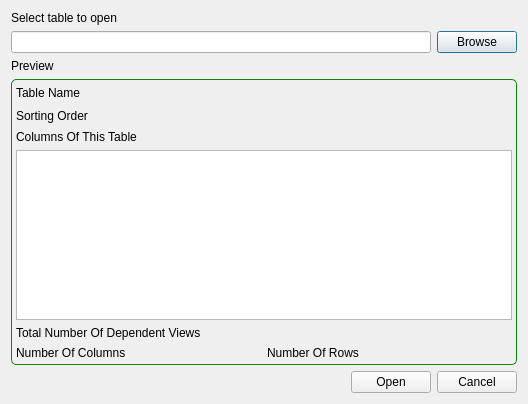
keshav-sahu7/TableKM, file src/OpenTableDialog.ui: the form before one commit.
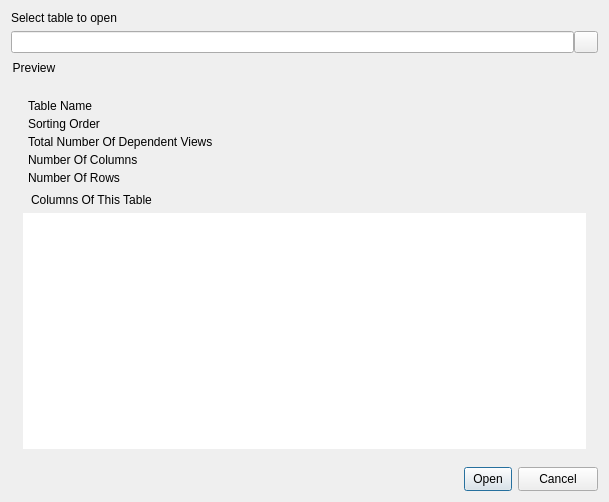
The form after the commit. Icons and pictures are not drawn.

What changed in the file:
```diff
--- a/src/OpenTableDialog.ui
+++ b/src/OpenTableDialog.ui
@@ -6,8 +6,8 @@
    <rect>
     <x>0</x>
     <y>0</y>
-    <width>528</width>
-    <height>404</height>
+    <width>609</width>
+    <height>502</height>
    </rect>
   </property>
   <property name="windowTitle">
@@ -17,6 +17,9 @@
    <iconset resource="resource.qrc">
     <normaloff>:/icons/table.png</normaloff>:/icons/table.png</iconset>
   </property>
+  <property name="styleSheet">
+   <string notr="true"/>
+  </property>
   <layout class="QVBoxLayout" name="verticalLayout_2">
    <item>
     <widget class="QLabel" name="_ignore_label_2">
@@ -27,168 +30,339 @@
    </item>
    <item>
     <layout class="QHBoxLayout" name="_ignore_horizontal_layout_3">
+     <property name="spacing">
+      <number>0</number>
+     </property>
      <item>
-      <widget class="QLineEdit" name="le_file_path"/>
+      <widget class="QLineEdit" name="le_file_path">
+       <property name="styleSheet">
+        <string notr="true"/>
+       </property>
+       <property name="-style-id" stdset="0">
+        <string>browse-edit</string>
+       </property>
+      </widget>
      </item>
      <item>
-      <widget class="QPushButton" name="btn_browse">
+      <widget class="QToolButton" name="btn_browse">
+       <property name="sizePolicy">
+        <sizepolicy hsizetype="Maximum" vsizetype="Ignored">
+         <horstretch>0</horstretch>
+         <verstretch>0</verstretch>
+        </sizepolicy>
+       </property>
        <property name="text">
-        <string>Browse</string>
+        <string/>
+       </property>
+       <property name="icon">
+        <iconset resource="resource.qrc">
+         <normaloff>:/icons/dark/browse.png</normaloff>:/icons/dark/browse.png</iconset>
+       </property>
+       <property name="-style-id" stdset="0">
+        <string>browse-btn</string>
        </property>
       </widget>
      </item>
     </layout>
    </item>
    <item>
-    <widget class="QLabel" name="_ignore_label_7">
-     <property name="text">
-      <string>Preview</string>
-     </property>
-    </widget>
-   </item>
-   <item>
-    <widget class="QFrame" name="_ignore_frame">
+    <widget class="QGroupBox" name="_ignore_group_box">
      <property name="styleSheet">
-      <string notr="true">#_ignore_frame{
-	border : 1px solid rgb(11, 134, 9);
-	border-radius : 5px
+      <string notr="true">#_ignore_group_box
+{
+     border-radius: 0px;
 }</string>
      </property>
+     <property name="title">
+      <string>Preview</string>
+     </property>
      <layout class="QVBoxLayout" name="verticalLayout">
-      <property name="leftMargin">
-       <number>4</number>
-      </property>
-      <property name="topMargin">
-       <number>4</number>
-      </property>
-      <property name="rightMargin">
-       <number>4</number>
-      </property>
-      <property name="bottomMargin">
-       <number>4</number>
-      </property>
       <item>
-       <layout class="QFormLayout" name="_ignore_form_layout">
-        <property name="labelAlignment">
-         <set>Qt::AlignLeading|Qt::AlignLeft|Qt::AlignVCenter</set>
+       <widget class="QWidget" name="_ignore_widget" native="true">
+        <property name="sizePolicy">
+         <sizepolicy hsizetype="Minimum" vsizetype="Preferred">
+          <horstretch>0</horstretch>
+          <verstretch>0</verstretch>
+         </sizepolicy>
         </property>
-        <property name="formAlignment">
-         <set>Qt::AlignLeading|Qt::AlignLeft|Qt::AlignVCenter</set>
+        <property name="styleSheet">
+         <string notr="true">QLabel { padding: 2px;}</string>
         </property>
-        <item row="0" column="1">
-         <widget class="QLabel" name="lb_table_name">
-          <property name="font">
-           <font>
-            <pointsize>11</pointsize>
-            <bold>false</bold>
-            <underline>true</underline>
-           </font>
-          </property>
-          <property name="styleSheet">
-           <string notr="true">color : green</string>
-          </property>
-          <property name="text">
-           <string/>
-          </property>
-          <property name="wordWrap">
-           <bool>true</bool>
-          </property>
-         </widget>
-        </item>
-        <item row="1" column="0">
-         <widget class="QLabel" name="_ignore_label_8">
-          <property name="text">
-           <string>Sorting Order  </string>
-          </property>
-         </widget>
-        </item>
-        <item row="1" column="1">
-         <widget class="QLabel" name="lb_sorting_order">
-          <property name="font">
-           <font>
-            <pointsize>11</pointsize>
-            <underline>true</underline>
-           </font>
-          </property>
-          <property name="styleSheet">
-           <string notr="true">color : green</string>
-          </property>
-          <property name="text">
-           <string/>
-          </property>
-          <property name="textFormat">
-           <enum>Qt::RichText</enum>
-          </property>
-         </widget>
-        </item>
-        <item row="0" column="0">
-         <widget class="QLabel" name="_ignore_label">
-          <property name="text">
-           <string>Table Name </string>
-          </property>
-         </widget>
-        </item>
-       </layout>
+        <layout class="QGridLayout" name="gridLayout">
+         <property name="leftMargin">
+          <number>0</number>
+         </property>
+         <property name="rightMargin">
+          <number>0</number>
+         </property>
+         <property name="bottomMargin">
+          <number>0</number>
+         </property>
+         <property name="spacing">
+          <number>0</number>
+         </property>
+         <item row="2" column="0">
+          <widget class="QLabel" name="_ignore_label_5">
+           <property name="sizePolicy">
+            <sizepolicy hsizetype="Preferred" vsizetype="Fixed">
+             <horstretch>0</horstretch>
+             <verstretch>0</verstretch>
+            </sizepolicy>
+           </property>
+           <property name="text">
+            <string>Total Number Of Dependent Views</string>
+           </property>
+           <property name="textFormat">
+            <enum>Qt::PlainText</enum>
+           </property>
+           <property name="-style-draw-grid-line" stdset="0">
+            <bool>true</bool>
+           </property>
+          </widget>
+         </item>
+         <item row="3" column="0">
+          <widget class="QLabel" name="_ignore_label_3">
+           <property name="sizePolicy">
+            <sizepolicy hsizetype="Preferred" vsizetype="Fixed">
+             <horstretch>0</horstretch>
+             <verstretch>0</verstretch>
+            </sizepolicy>
+           </property>
+           <property name="text">
+            <string>Number Of Columns</string>
+           </property>
+           <property name="textFormat">
+            <enum>Qt::PlainText</enum>
+           </property>
+           <property name="-style-draw-grid-line" stdset="0">
+            <bool>true</bool>
+           </property>
+          </widget>
+         </item>
+         <item row="3" column="1">
+          <widget class="QLabel" name="lb_column_count">
+           <property name="sizePolicy">
+            <sizepolicy hsizetype="Preferred" vsizetype="Fixed">
+             <horstretch>0</horstretch>
+             <verstretch>0</verstretch>
+            </sizepolicy>
+           </property>
+           <property name="text">
+            <string/>
+           </property>
+           <property name="textFormat">
+            <enum>Qt::PlainText</enum>
+           </property>
+           <property name="-style-grid-last-column" stdset="0">
+            <bool>true</bool>
+           </property>
+           <property name="-style-draw-grid-line" stdset="0">
+            <bool>true</bool>
+           </property>
+          </widget>
+         </item>
+         <item row="0" column="0">
+          <widget class="QLabel" name="_ignore_label">
+           <property name="sizePolicy">
+            <sizepolicy hsizetype="Preferred" vsizetype="Fixed">
+             <horstretch>0</horstretch>
+             <verstretch>0</verstretch>
+            </sizepolicy>
+           </property>
+           <property name="text">
+            <string>Table Name</string>
+           </property>
+           <property name="textFormat">
+            <enum>Qt::PlainText</enum>
+           </property>
+           <property name="-style-grid-first-row" stdset="0">
+            <bool>true</bool>
+           </property>
+           <property name="-style-draw-grid-line" stdset="0">
+            <bool>true</bool>
+           </property>
+          </widget>
+         </item>
+         <item row="4" column="0">
+          <widget class="QLabel" name="_ignore_label_4">
+           <property name="sizePolicy">
+            <sizepolicy hsizetype="Preferred" vsizetype="Fixed">
+             <horstretch>0</horstretch>
+             <verstretch>0</verstretch>
+            </sizepolicy>
+           </property>
+           <property name="text">
+            <string>Number Of Rows</string>
+           </property>
+           <property name="textFormat">
+            <enum>Qt::PlainText</enum>
+           </property>
+           <property name="-style-draw-grid-line" stdset="0">
+            <bool>true</bool>
+           </property>
+          </widget>
+         </item>
+         <item row="0" column="1">
+          <widget class="QLabel" name="lb_table_name">
+           <property name="sizePolicy">
+            <sizepolicy hsizetype="Preferred" vsizetype="Fixed">
+             <horstretch>0</horstretch>
+             <verstretch>0</verstretch>
+            </sizepolicy>
+           </property>
+           <property name="text">
+            <string/>
+           </property>
+           <property name="textFormat">
+            <enum>Qt::PlainText</enum>
+           </property>
+           <property name="wordWrap">
+            <bool>true</bool>
+           </property>
+           <property name="-style-grid-first-row" stdset="0">
+            <bool>true</bool>
+           </property>
+           <property name="-style-grid-last-column" stdset="0">
+            <bool>true</bool>
+           </property>
+           <property name="-style-draw-grid-line" stdset="0">
+            <bool>true</bool>
+           </property>
+          </widget>
+         </item>
+         <item row="1" column="0">
+          <widget class="QLabel" name="_ignore_label_8">
+           <property name="sizePolicy">
+            <sizepolicy hsizetype="Preferred" vsizetype="Fixed">
+             <horstretch>0</horstretch>
+             <verstretch>0</verstretch>
+            </sizepolicy>
+           </property>
+           <property name="text">
+            <string>Sorting Order  </string>
+           </property>
+           <property name="textFormat">
+            <enum>Qt::PlainText</enum>
+           </property>
+           <property name="-style-draw-grid-line" stdset="0">
+            <bool>true</bool>
+           </property>
+          </widget>
+         </item>
+         <item row="4" column="1">
+          <widget class="QLabel" name="lb_row_count">
+           <property name="sizePolicy">
+            <sizepolicy hsizetype="Preferred" vsizetype="Fixed">
+             <horstretch>0</horstretch>
+             <verstretch>0</verstretch>
+            </sizepolicy>
+           </property>
+           <property name="text">
+            <string/>
+           </property>
+           <property name="textFormat">
+            <enum>Qt::PlainText</enum>
+           </property>
+           <property name="-style-grid-last-column" stdset="0">
+            <bool>true</bool>
+           </property>
+           <property name="-style-draw-grid-line" stdset="0">
+            <bool>true</bool>
+           </property>
+          </widget>
+         </item>
+         <item row="2" column="1">
+          <widget class="QLabel" name="lb_view_count">
+           <property name="sizePolicy">
+            <sizepolicy hsizetype="Preferred" vsizetype="Fixed">
+             <horstretch>0</horstretch>
+             <verstretch>0</verstretch>
+            </sizepolicy>
+           </property>
+           <property name="text">
+            <string/>
+           </property>
+           <property name="textFormat">
+            <enum>Qt::PlainText</enum>
+           </property>
+           <property name="-style-grid-last-column" stdset="0">
+            <bool>true</bool>
+           </property>
+           <property name="-style-draw-grid-line" stdset="0">
+            <bool>true</bool>
+           </property>
+          </widget>
+         </item>
+         <item row="1" column="1">
+          <layout class="QHBoxLayout" name="_ignore_horizontal_layout_1">
+           <item>
+            <widget class="QLabel" name="lb_sorting_order_icon">
+             <property name="sizePolicy">
+              <sizepolicy hsizetype="Maximum" vsizetype="Maximum">
+               <horstretch>0</horstretch>
+               <verstretch>0</verstretch>
+              </sizepolicy>
+             </property>
+             <property name="text">
+              <string/>
+             </property>
+             <property name="-style-draw-grid-line" stdset="0">
+              <bool>true</bool>
+             </property>
+            </widget>
+           </item>
+           <item>
+            <widget class="QLabel" name="lb_sorting_order">
+             <property name="sizePolicy">
+              <sizepolicy hsizetype="Preferred" vsizetype="Fixed">
+               <horstretch>0</horstretch>
+               <verstretch>0</verstretch>
+              </sizepolicy>
+             </property>
+             <property name="text">
+              <string/>
+             </property>
+             <property name="textFormat">
+              <enum>Qt::PlainText</enum>
+             </property>
+             <property name="-style-grid-last-column" stdset="0">
+              <bool>true</bool>
+             </property>
+             <property name="-style-grid-only-bottom-border" stdset="0">
+              <bool>true</bool>
+             </property>
+             <property name="-style-grid-only-right-border" stdset="0">
+              <bool>true</bool>
+             </property>
+            </widget>
+           </item>
+          </layout>
+         </item>
+        </layout>
+       </widget>
       </item>
       <item>
        <widget class="QLabel" name="_ignore_label_6">
+        <property name="styleSheet">
+         <string notr="true">padding-left: 5px;</string>
+        </property>
         <property name="text">
          <string>Columns Of This Table</string>
         </property>
        </widget>
       </item>
       <item>
-       <widget class="QTableView" name="table_view"/>
-      </item>
-      <item>
-       <layout class="QHBoxLayout" name="_ignore_horizontal_layout_2">
-        <item>
-         <widget class="QLabel" name="_ignore_label_5">
-          <property name="text">
-           <string>Total Number Of Dependent Views</string>
-          </property>
-         </widget>
-        </item>
-        <item>
-         <widget class="QLabel" name="lb_view_count">
-          <property name="text">
-           <string/>
-          </property>
-         </widget>
-        </item>
-       </layout>
-      </item>
-      <item>
-       <layout class="QHBoxLayout" name="_ignore_horizontal_layout_5">
-        <item>
-         <widget class="QLabel" name="_ignore_label_3">
-          <property name="text">
-           <string>Number Of Columns</string>
-          </property>
-         </widget>
-        </item>
-        <item>
-         <widget class="QLabel" name="lb_column_count">
-          <property name="text">
-           <string/>
-          </property>
-         </widget>
-        </item>
-        <item>
-         <widget class="QLabel" name="_ignore_label_4">
-          <property name="text">
-           <string>Number Of Rows</string>
-          </property>
-         </widget>
-        </item>
-        <item>
-         <widget class="QLabel" name="lb_row_count">
-          <property name="text">
-           <string/>
-          </property>
-         </widget>
-        </item>
-       </layout>
+       <widget class="QTableView" name="table_view">
+        <property name="styleSheet">
+         <string notr="true">QHeaderView::section:horizontal
+{
+    height: 16px;
+}</string>
+        </property>
+        <property name="frameShape">
+         <enum>QFrame::NoFrame</enum>
+        </property>
+       </widget>
       </item>
      </layout>
     </widget>
@@ -216,6 +390,9 @@
          <verstretch>0</verstretch>
         </sizepolicy>
        </property>
+       <property name="styleSheet">
+        <string notr="true">padding: 4px 8px 4px 8px;</string>
+       </property>
        <property name="text">
         <string>Open</string>
        </property>
```
Left out of the diff: 6 changed lines with no effect on the pictures.
